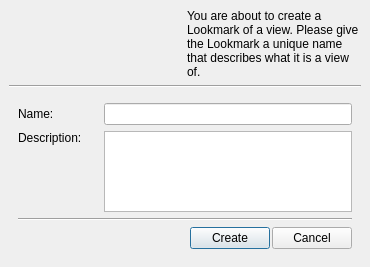
Qt form Qt/Components/Resources/UI/pqLookmarkDefinitionWizard.ui (wildmichael/ParaView3-enhancements-old) before a commit.
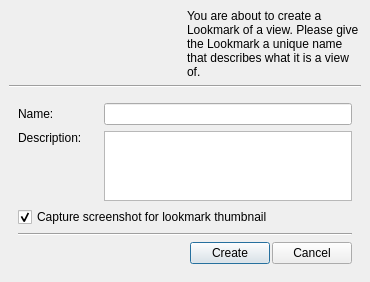
The same form after that commit. Icons and pictures are not drawn.

Commit message: ENH: Fixes BUG #5858. Make is possible to create lookmarks without capturing the screenshot.

Diff of the .ui file:
```diff
--- a/Qt/Components/Resources/UI/pqLookmarkDefinitionWizard.ui
+++ b/Qt/Components/Resources/UI/pqLookmarkDefinitionWizard.ui
@@ -221,6 +221,16 @@
         </item>
        </layout>
       </item>
+      <item>
+       <widget class="QCheckBox" name="SaveImage" >
+        <property name="text" >
+         <string>Capture screenshot for lookmark thumbnail</string>
+        </property>
+        <property name="checked" >
+         <bool>true</bool>
+        </property>
+       </widget>
+      </item>
       <item>
        <widget class="QFrame" name="frame_5" >
         <property name="frameShape" >
```
Left out of the diff: 2 changed lines with no effect on the pictures. The commit also changes 2 other files.
